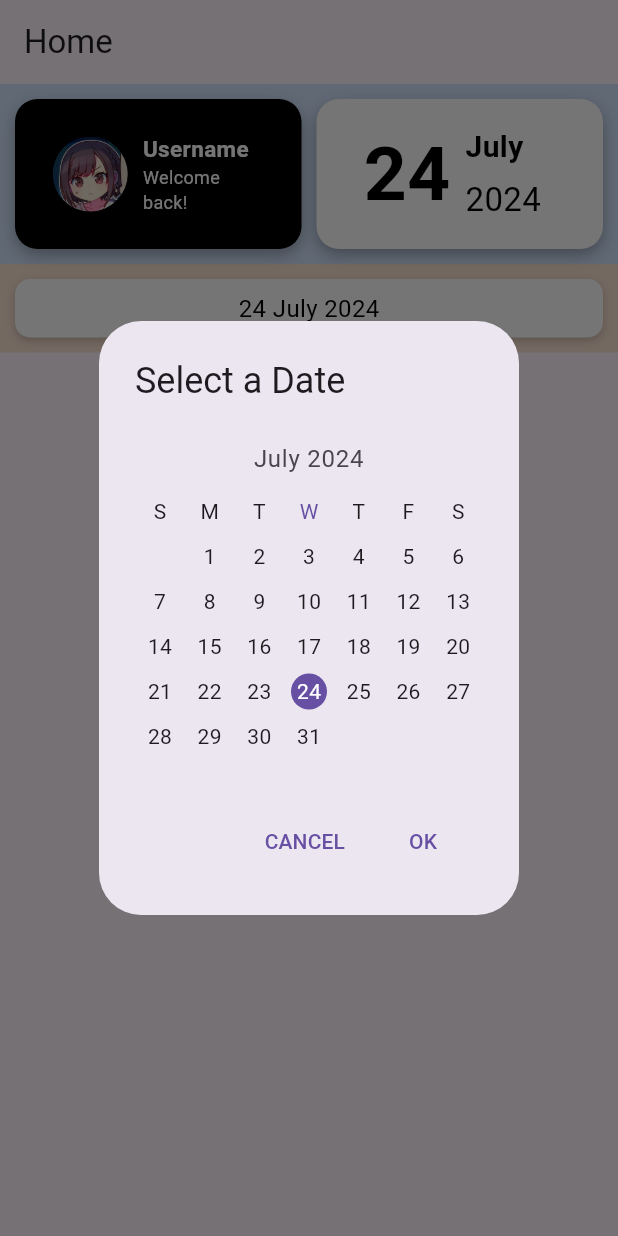
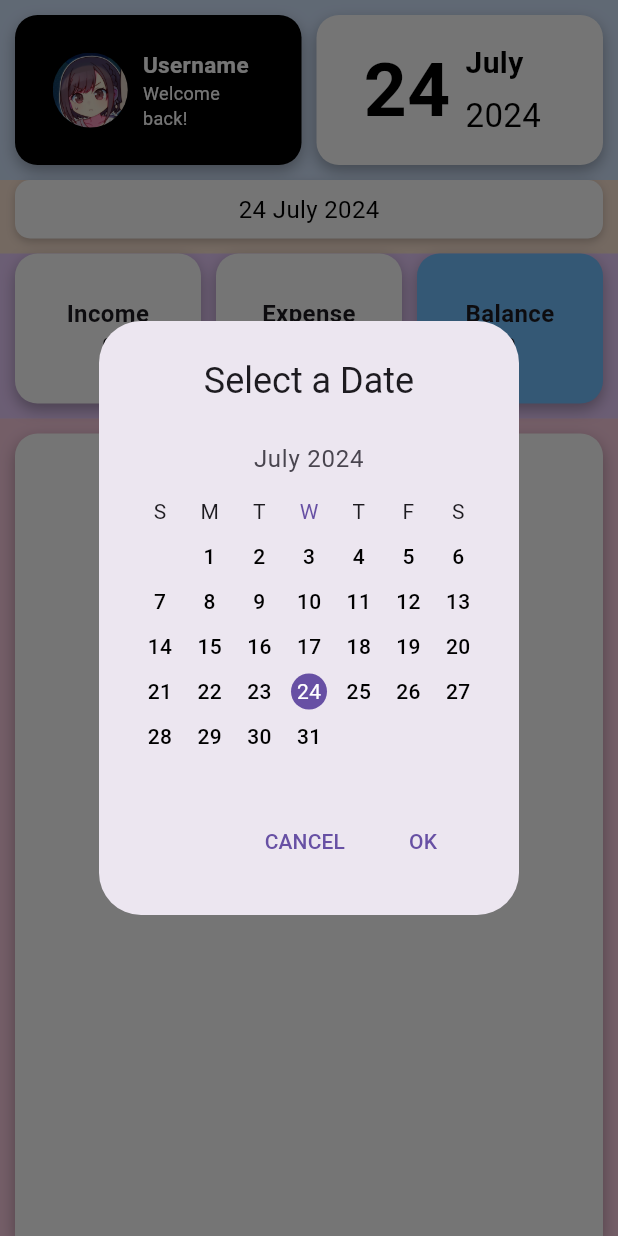
Before and after one commit to xRiRinZx/Bechan_flutter, a Flutter app: the Home screen opened directly, after a tap on an icon or button, on a phone screen of 412 x 824 dp. Run offline on Flutter 3.47's test engine with Material 3 defaults, Android fonts, the phone set to English and light mode, and no system bars; drawn by our look-alikes of syncfusion_flutter_datepicker; our stand-ins replace font_awesome_flutter, shared_preferences; accounts and stored records are empty.

Commit message:
Home Ui ok,Can save token? maybe...

```diff
--- /dev/null
+++ b/lib/config.dart
@@ -0,0 +1,3 @@
+class Config {
+  static const String apiUrl = 'https://6c12-49-0-64-52.ngrok-free.app';
+}
--- a/lib/page/Home.dart
+++ b/lib/page/Home.dart
@@ -2,9 +2,48 @@ import 'package:flutter/material.dart';
 import 'package:intl/intl.dart'; // DateTime
 import 'package:syncfusion_flutter_datepicker/datepicker.dart'; // DatePicker
 import '/widget/date_picker.dart';
+import '/widget/summary_widget.dart';
 
 class Home extends StatelessWidget {
   const Home({super.key});
+
+//   @override
+//   _HomeState createState() => _HomeState();
+// }
+
+// class _HomeState extends State<Home> {
+//   String? username;
+//   String? profileImageUrl;
+
+//   @override
+//   void initState() {
+//     super.initState();
+//     _loadUserData();
+//   }
+
+//   Future<void> _loadUserData() async {
+//     final prefs = await SharedPreferences.getInstance();
+//     final token = prefs.getString('token');
+
+//     if (token != null) {
+//       try {
+//         final apiService = ApiService('https://yourapiurl.com'); // กำหนด URL ของ API
+//         final data = await apiService.getUserData(token);
+
+//         if (data['status'] == 'ok') {
+//           final user = data['data']['user'];
+//           setState(() {
+//             username = '${user['firstname']} ${user['lastname']}';
+//             profileImageUrl = user['profile_path'];
+//           });
+//         } else {
+//           print('Failed to get user data: ${data['message']}');
+//         }
+//       } catch (e) {
+//         print('Error checking login status: $e');
+//       }
+//     }
+//   }
 
   @override
   Widget build(BuildContext context) {
@@ -14,10 +53,8 @@ class Home extends StatelessWidget {
     String year = DateFormat('yyyy').format(now);
 
     return Scaffold(
-      appBar: AppBar(
-        title: const Text('Home'),
-      ),
-      body: Column(
+      body: SafeArea(
+        child: Column(
           children: [
             Container(
               color: Colors.blue.withOpacity(0.2), // สีพื้นหลังของแถว
@@ -159,15 +196,57 @@ class Home extends StatelessWidget {
                 ),
               ),
             ),
-          // เพิ่มปุ่มที่เรียกใช้ DatePickerWidget
+            // ====== DatePickerWidget=======
             Container(
                   color: const Color.fromARGB(255, 243, 152, 33).withOpacity(0.2),
-                padding: const EdgeInsets.all(10.0),
+                  padding: const EdgeInsets.only(left: 10,right: 10,bottom: 10),
                   child: DatePickerWidget(),
+            ),
+            //===============================
+            Center(
+              child: SummaryWidget(),
+            ),
+
+           Expanded(
+              child: Container(
+                color: const Color.fromARGB(255, 243, 33, 103).withOpacity(0.2),
+                padding: const EdgeInsets.only(top: 10,left: 10,right: 10),
+                child: Container(
+                  decoration: BoxDecoration(
+                    color: const Color.fromARGB(255, 255, 255, 255),
+                    borderRadius: const BorderRadius.only(
+                      topLeft: Radius.circular(15.0),
+                      topRight: Radius.circular(15.0),
+                    ),
+                    boxShadow: [
+                      BoxShadow(
+                        color: Colors.black.withOpacity(0.3),
+                        offset: const Offset(0, 4),
+                        blurRadius: 8,
                       ),
                     ],
                   ),
+                  child: const Center(
+                    child: Column(
+                      mainAxisAlignment: MainAxisAlignment.center,
+                      children: [
+                        //รอใส่listview
+                        Text(
+                          'Transactions',
+                          textAlign: TextAlign.center,
+                          style: TextStyle(fontWeight: FontWeight.bold, fontSize: 16),
+                        ),
+                        Text('')
+                      ],
+                    ),
+                  ),
+                ),
+              ),
+            ),
 
+          ],
+        ),
+      ),
     );
   }
 }
--- a/lib/page/router_page.dart
+++ b/lib/page/router_page.dart
@@ -5,6 +5,7 @@ import 'dashboard.dart';
 import 'home.dart';
 import 'tags.dart';
 import 'menu.dart';
+import 'login.dart';
 import '/widget/bottom_nav_bar.dart';
 
 class MainPage extends StatefulWidget {
--- a/lib/widget/date_picker.dart
+++ b/lib/widget/date_picker.dart
@@ -15,17 +15,25 @@ class _DatePickerWidgetState extends State<DatePickerWidget> {
       context: context,
       builder: (BuildContext context) {
         return AlertDialog(
-        title: Text('Select a Date'),
-        content:  Container(
-          height: 300,
-          child: Center(
-            child: SfDateRangePicker(
+          title: Text('Select a Date',textAlign: TextAlign.center,),
+          content: Column(
+            mainAxisAlignment: MainAxisAlignment.center,
+            mainAxisSize: MainAxisSize.min,
+            crossAxisAlignment: CrossAxisAlignment.center,
+             children: [SfDateRangePicker(
               headerStyle: DateRangePickerHeaderStyle(
                 textAlign: TextAlign.center,
               ),
-              onCancel: (){ Navigator.pop(context);},
-              onSubmit: null,
-              showActionButtons: true,
+              monthCellStyle: const DateRangePickerMonthCellStyle(
+                textStyle: TextStyle(
+                  color: Colors.black,
+                  fontWeight: FontWeight.w500,
+                ),
+                todayTextStyle: TextStyle(
+                  color: Colors.red,
+                  fontWeight: FontWeight.bold,
+                ),
+              ),
               onSelectionChanged: (DateRangePickerSelectionChangedArgs args) {
                 if (args.value is DateTime) {
                   setState(() {
@@ -35,17 +43,16 @@ class _DatePickerWidgetState extends State<DatePickerWidget> {
               },
               selectionMode: DateRangePickerSelectionMode.single,
               initialSelectedDate: DateTime.now(),
+              showActionButtons: true,
+              onCancel: () {
+                Navigator.pop(context);
+              },
+              onSubmit: (Object? val) {
+                Navigator.pop(context);
+              },
             ),
+             ],
           ),
-        ),
-        // actions: [
-        //   TextButton(
-        //     onPressed: () {
-        //       Navigator.pop(context); // ปิด dialog
-        //     },
-        //     child: Text('OK'),
-        //   ),
-        // ],
         );
       },
     );
--- /dev/null
+++ b/lib/widget/summary_widget.dart
@@ -0,0 +1,142 @@
+import 'package:flutter/material.dart';
+
+class SummaryWidget extends StatefulWidget {
+  @override
+  _SummaryWidgetState createState() => _SummaryWidgetState();
+}
+
+class _SummaryWidgetState extends State<SummaryWidget> {
+  int container1Value = 0; // Income
+  int container2Value = 0; // Expense
+  late int container3Value; // Balance
+
+  @override
+  void initState() {
+    super.initState();
+    _updateBalance(); // คำนวณค่าเริ่มต้นของ Balance
+  }
+
+  void _updateBalance() {
+    setState(() {
+      container3Value = container1Value - container2Value;
+    });
+  }
+
+  void _updateIncome(int newValue) {
+    setState(() {
+      container1Value = newValue;
+      _updateBalance(); // อัพเดต Balance เมื่อ Income เปลี่ยน
+    });
+  }
+
+  void _updateExpense(int newValue) {
+    setState(() {
+      container2Value = newValue;
+      _updateBalance(); // อัพเดต Balance เมื่อ Expense เปลี่ยน
+    });
+  }
+
+  @override
+  Widget build(BuildContext context) {
+    return Container(
+      color: const Color.fromARGB(255, 156, 33, 243).withOpacity(0.2),
+      child: Padding(
+        padding: const EdgeInsets.only(left: 10, right: 10, bottom: 10),
+        child: Row(
+          mainAxisAlignment: MainAxisAlignment.spaceEvenly,
+          children: [
+            Expanded(
+              child: Container(
+                decoration: BoxDecoration(
+                  color: Color.fromARGB(255, 255, 255, 255),
+                  borderRadius: BorderRadius.circular(15.0),
+                  boxShadow: [
+                    BoxShadow(
+                      color: Colors.black.withOpacity(0.3),
+                      offset: const Offset(0, 4),
+                      blurRadius: 8,
+                    ),
+                  ],
+                ),
+                height: 100,
+                child: Center(
+                  child: Column(
+                    mainAxisAlignment: MainAxisAlignment.center,
+                    children: [
+                      Text(
+                        'Income',
+                        textAlign: TextAlign.center,
+                        style: TextStyle(fontWeight: FontWeight.bold, fontSize: 16),
+                      ),
+                      Text('$container1Value')
+                    ],
+                  ),
+                ),
+              ),
+            ),
+            const SizedBox(width: 10),
+            Expanded(
+              child: Container(
+                decoration: BoxDecoration(
+                  color: Color.fromARGB(255, 255, 255, 255),
+                  borderRadius: BorderRadius.circular(15.0),
+                  boxShadow: [
+                    BoxShadow(
+                      color: Colors.black.withOpacity(0.3),
+                      offset: const Offset(0, 4),
+                      blurRadius: 8,
+                    ),
+                  ],
+                ),
+                height: 100,
+                child: Center(
+                  child: Column(
+                    mainAxisAlignment: MainAxisAlignment.center,
+                    children: [
+                      Text(
+                        'Expense',
+                        textAlign: TextAlign.center,
+                        style: TextStyle(fontWeight: FontWeight.bold, fontSize: 16),
+                      ),
+                      Text('$container2Value')
+                    ],
+                  ),
+                ),
+              ),
+            ),
+            const SizedBox(width: 10),
+            Expanded(
+              child: Container(
+                decoration: BoxDecoration(
+                  color: Color.fromARGB(255, 113, 191, 255),
+                  borderRadius: BorderRadius.circular(15.0),
+                  boxShadow: [
+                    BoxShadow(
+                      color: Colors.black.withOpacity(0.3),
+                      offset: const Offset(0, 4),
+                      blurRadius: 8,
+                    ),
+                  ],
+                ),
+                height: 100,
+                child: Center(
+                  child: Column(
+                    mainAxisAlignment: MainAxisAlignment.center,
+                    children: [
+                      Text(
+                        'Balance',
+                        textAlign: TextAlign.center,
+                        style: TextStyle(fontWeight: FontWeight.bold, fontSize: 16),
+                      ),
+                      Text('$container3Value')
+                    ],
+                  ),
+                ),
+              ),
+            ),
+          ],
+        ),
+      ),
+    );
+  }
+}
--- a/pubspec.yaml
+++ b/pubspec.yaml
@@ -16,6 +16,8 @@ dependencies:
   font_awesome_flutter: ^10.7.0
   intl: ^0.17.0
   syncfusion_flutter_datepicker: ^21.2.3
+  http: ^1.2.2
+  shared_preferences: ^2.2.3
 
 dev_dependencies:
   flutter_test:
```
Also changed, not shown: lib/main.dart (+23 -1 lines), lib/page/login.dart (added, +98 -0 lines), lib/page/menu.dart (+26 -1 lines), lib/service/get_user.dart (added, +32 -0 lines), lib/service/shared_preferences_service.dart (added, +21 -0 lines), pubspec.lock, 7 other files. Lines whose indentation alone changed are shown as unchanged.
